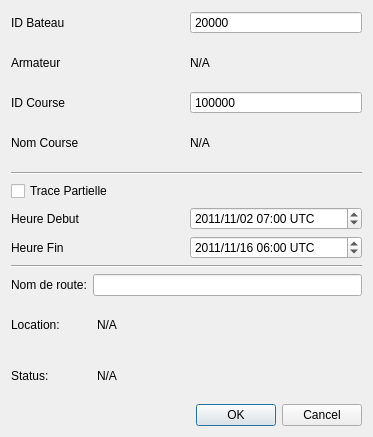
Old version of the form src/Ui/DialogDownloadTracks.ui in the repository nohal/qtVlm.
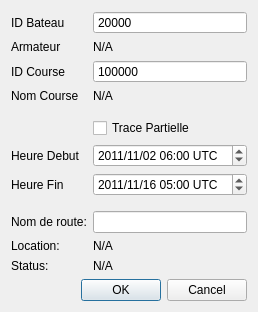
New version of the form.

Diff of the .ui file:
```diff
--- a/src/Ui/DialogDownloadTracks.ui
+++ b/src/Ui/DialogDownloadTracks.ui
@@ -6,8 +6,8 @@
    <rect>
     <x>0</x>
     <y>0</y>
-    <width>373</width>
-    <height>437</height>
+    <width>258</width>
+    <height>276</height>
    </rect>
   </property>
   <property name="windowTitle">
@@ -15,16 +15,25 @@
   </property>
   <layout class="QVBoxLayout" name="verticalLayout">
    <item>
-    <layout class="QHBoxLayout" name="horizontalLayout_4">
-     <item>
+    <layout class="QFormLayout" name="formLayout">
+     <property name="fieldGrowthPolicy">
+      <enum>QFormLayout::ExpandingFieldsGrow</enum>
+     </property>
+     <item row="0" column="0">
       <widget class="QLabel" name="labelBoatID">
        <property name="text">
         <string>ID Bateau</string>
        </property>
       </widget>
      </item>
-     <item>
+     <item row="0" column="1">
       <widget class="QSpinBox" name="boatIDEdit">
+       <property name="sizePolicy">
+        <sizepolicy hsizetype="Expanding" vsizetype="Fixed">
+         <horstretch>0</horstretch>
+         <verstretch>0</verstretch>
+        </sizepolicy>
+       </property>
        <property name="toolTip">
         <string/>
        </property>
@@ -42,37 +51,41 @@
        </property>
       </widget>
      </item>
-    </layout>
-   </item>
-   <item>
-    <layout class="QHBoxLayout" name="horizontalLayout_5">
-     <item>
+     <item row="1" column="0">
       <widget class="QLabel" name="labelBoatName">
        <property name="text">
         <string>Armateur</string>
        </property>
       </widget>
      </item>
-     <item>
+     <item row="1" column="1">
       <widget class="QLabel" name="labelDisplayBoatName">
+       <property name="sizePolicy">
+        <sizepolicy hsizetype="Expanding" vsizetype="Preferred">
+         <horstretch>0</horstretch>
+         <verstretch>0</verstretch>
+        </sizepolicy>
+       </property>
        <property name="text">
         <string>N/A</string>
        </property>
       </widget>
      </item>
-    </layout>
-   </item>
-   <item>
-    <layout class="QHBoxLayout" name="horizontalLayout_3">
-     <item>
+     <item row="2" column="0">
       <widget class="QLabel" name="labelRaceID">
        <property name="text">
         <string>ID Course</string>
        </property>
       </widget>
      </item>
-     <item>
+     <item row="2" column="1">
       <widget class="QSpinBox" name="raceIDEdit">
+       <property name="sizePolicy">
+        <sizepolicy hsizetype="Expanding" vsizetype="Fixed">
+         <horstretch>0</horstretch>
+         <verstretch>0</verstretch>
+        </sizepolicy>
+       </property>
        <property name="buttonSymbols">
         <enum>QAbstractSpinBox::NoButtons</enum>
        </property>
@@ -87,54 +100,52 @@
        </property>
       </widget>
      </item>
-    </layout>
-   </item>
-   <item>
-    <layout class="QHBoxLayout" name="horizontalLayout_6">
-     <item>
+     <item row="4" column="0">
       <widget class="QLabel" name="labelRaceName">
        <property name="text">
         <string>Nom Course</string>
        </property>
       </widget>
      </item>
-     <item>
+     <item row="4" column="1">
       <widget class="QLabel" name="labelDisplayRaceName">
        <property name="text">
         <string>N/A</string>
        </property>
       </widget>
      </item>
-    </layout>
-   </item>
-   <item>
-    <widget class="Line" name="line">
-     <property name="orientation">
-      <enum>Qt::Horizontal</enum>
-     </property>
-    </widget>
-   </item>
-   <item>
-    <widget class="QCheckBox" name="frameTrackCheckBox">
-     <property name="enabled">
-      <bool>true</bool>
-     </property>
-     <property name="text">
-      <string>Trace Partielle</string>
-     </property>
-    </widget>
-   </item>
-   <item>
-    <layout class="QHBoxLayout" name="horizontalLayout">
-     <item>
+     <item row="6" column="1">
+      <widget class="QCheckBox" name="frameTrackCheckBox">
+       <property name="enabled">
+        <bool>true</bool>
+       </property>
+       <property name="text">
+        <string>Trace Partielle</string>
+       </property>
+      </widget>
+     </item>
+     <item row="5" column="1">
+      <widget class="Line" name="line">
+       <property name="orientation">
+        <enum>Qt::Horizontal</enum>
+       </property>
+      </widget>
+     </item>
+     <item row="7" column="0">
       <widget class="QLabel" name="labelStartTime">
        <property name="text">
         <string>Heure Debut</string>
        </property>
       </widget>
      </item>
-     <item>
+     <item row="7" column="1">
       <widget class="QDateTimeEdit" name="startTimeEdit">
+       <property name="sizePolicy">
+        <sizepolicy hsizetype="Expanding" vsizetype="Fixed">
+         <horstretch>0</horstretch>
+         <verstretch>0</verstretch>
+        </sizepolicy>
+       </property>
        <property name="inputMethodHints">
         <set>Qt::ImhPreferNumbers</set>
        </property>
@@ -143,7 +154,7 @@
        </property>
        <property name="dateTime">
         <datetime>
-         <hour>7</hour>
+         <hour>6</hour>
          <minute>0</minute>
          <second>0</second>
          <year>2011</year>
@@ -159,25 +170,27 @@
        </property>
       </widget>
      </item>
-    </layout>
-   </item>
-   <item>
-    <layout class="QHBoxLayout" name="horizontalLayout_2">
-     <item>
+     <item row="8" column="0">
       <widget class="QLabel" name="labelEndTime">
        <property name="text">
         <string>Heure Fin</string>
        </property>
       </widget>
      </item>
-     <item>
+     <item row="8" column="1">
       <widget class="QDateTimeEdit" name="endTimeEdit">
+       <property name="sizePolicy">
+        <sizepolicy hsizetype="Expanding" vsizetype="Fixed">
+         <horstretch>0</horstretch>
+         <verstretch>0</verstretch>
+        </sizepolicy>
+       </property>
        <property name="keyboardTracking">
         <bool>false</bool>
        </property>
        <property name="dateTime">
         <datetime>
-         <hour>6</hour>
+         <hour>5</hour>
          <minute>0</minute>
          <second>0</second>
          <year>2011</year>
@@ -193,32 +206,24 @@
        </property>
       </widget>
      </item>
-    </layout>
-   </item>
-   <item>
-    <widget class="Line" name="line_2">
-     <property name="orientation">
-      <enum>Qt::Horizontal</enum>
-     </property>
-    </widget>
-   </item>
-   <item>
-    <layout class="QHBoxLayout" name="horizontalLayout_9">
-     <item>
+     <item row="9" column="1">
+      <widget class="Line" name="line_2">
+       <property name="orientation">
+        <enum>Qt::Horizontal</enum>
+       </property>
+      </widget>
+     </item>
+     <item row="10" column="0">
       <widget class="QLabel" name="labelRouteName">
        <property name="text">
         <string>Nom de route:</string>
        </property>
       </widget>
      </item>
-     <item>
+     <item row="10" column="1">
       <widget class="QLineEdit" name="editRouteName"/>
      </item>
-    </layout>
-   </item>
-   <item>
-    <layout class="QHBoxLayout" name="horizontalLayout_7">
-     <item>
+     <item row="11" column="0">
       <widget class="QLabel" name="labelPath">
        <property name="maximumSize">
         <size>
@@ -231,18 +236,20 @@
        </property>
       </widget>
      </item>
-     <item>
+     <item row="11" column="1">
       <widget class="QLabel" name="labelPathName">
+       <property name="sizePolicy">
+        <sizepolicy hsizetype="Expanding" vsizetype="Preferred">
+         <horstretch>0</horstretch>
+         <verstretch>0</verstretch>
+        </sizepolicy>
+       </property>
        <property name="text">
         <string>N/A</string>
        </property>
       </widget>
      </item>
-    </layout>
-   </item>
-   <item>
-    <layout class="QHBoxLayout" name="horizontalLayout_8">
-     <item>
+     <item row="12" column="0">
       <widget class="QLabel" name="labelStatus">
        <property name="maximumSize">
         <size>
@@ -255,8 +262,14 @@
        </property>
       </widget>
      </item>
-     <item>
+     <item row="12" column="1">
       <widget class="QLabel" name="labelFileName">
+       <property name="sizePolicy">
+        <sizepolicy hsizetype="Expanding" vsizetype="Preferred">
+         <horstretch>0</horstretch>
+         <verstretch>0</verstretch>
+        </sizepolicy>
+       </property>
        <property name="text">
         <string>N/A</string>
        </property>
```
Left out of the diff: 10 changed lines with no effect on the pictures.
